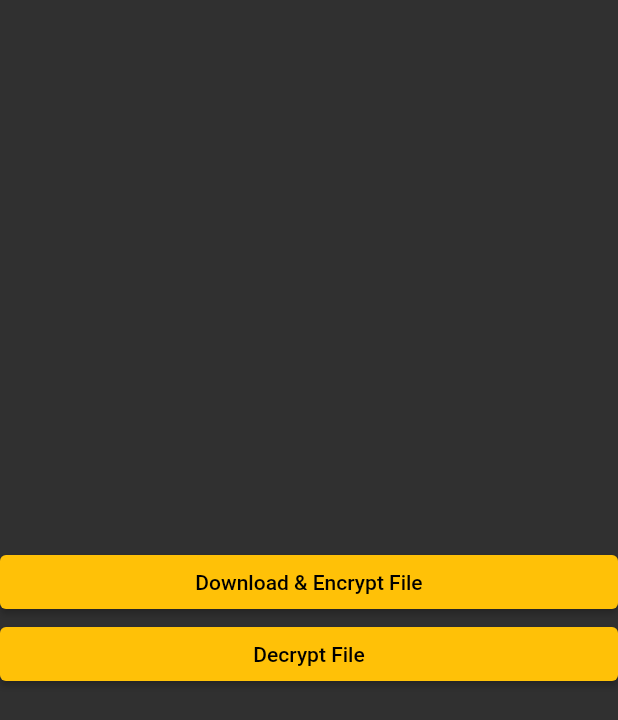
After one commit to Tukhtamurodov-Sardorbek/47.Symmetric-Encryption, a Flutter app: the FileEncryptionPage screen opened directly, after a tap on "Download & Encrypt File", on a phone screen of 412 x 824 dp. The commit adds this screen. Shown: the top 720 px of the screen. Run offline on Flutter 3.47's test engine with Material 2 defaults, Android fonts, the phone set to English and light mode, and no system bars; our stand-ins replace flutter_riverpod, permission_handler; missing offline and left inert: encrypt.

Commit message:
🛡 Code Optimized 🛡

```diff
--- a/lib/encrypt.dart
+++ b/lib/encrypt.dart
@@ -76,4 +76,25 @@ class SymmetricEncryption {
     final decrypted = encrypterSalsa20.decrypt64(encrypted, iv: ivSalsa20);
     return decrypted;
   }
+
+
+
+
+
+
+
+  static final keyFile = encrypt.Key.fromUtf8('anyKeyButItMustBe32ByteCharacter');
+  static final ivFile = encrypt.IV.fromUtf8('VivekPanchal1122');
+  static final encrypterFile = encrypt.Encrypter(encrypt.AES(keyFile));
+
+  static EncryptFile(plainString) {
+    final encrypted = encrypterFile.encryptBytes(plainString, iv: ivFile);
+    return encrypted;
+  }
+
+  static DecryptFile(encryptedData) {
+    final encrypted = encrypt.Encrypted(encryptedData);
+    final decrypted = encrypterFile.decryptBytes(encrypted, iv: ivFile);
+    return decrypted;
+  }
 }
--- /dev/null
+++ b/lib/file_encryption/file_encryption_view.dart
@@ -0,0 +1,30 @@
+import 'package:encryption_decryption/file_encryption/file_encryption_viewModel.dart';
+import 'package:flutter/material.dart';
+import 'package:flutter_riverpod/flutter_riverpod.dart';
+
+class FileEncryptionPage extends ConsumerWidget {
+  const FileEncryptionPage({Key? key}) : super(key: key);
+
+  @override
+  Widget build(BuildContext context, WidgetRef ref) {
+    final read = ref.read(fileEncryptionChangeNotifier);
+    read.requestStoragePermission();
+
+    return Scaffold(
+      body: Column(
+        mainAxisAlignment: MainAxisAlignment.center,
+        crossAxisAlignment: CrossAxisAlignment.stretch,
+        children: [
+          ElevatedButton(
+            onPressed: () => read.onEncryption(),
+            child: const Text('Download & Encrypt File'),
+          ),
+          ElevatedButton(
+            onPressed: () => read.onEncryption(),
+            child: const Text('Decrypt File'),
+          )
+        ],
+      ),
+    );
+  }
+}
--- /dev/null
+++ b/lib/file_encryption/file_encryption_viewModel.dart
@@ -0,0 +1,115 @@
+import 'dart:io';
+import 'dart:typed_data';
+import 'package:flutter/material.dart';
+import 'package:http/http.dart' as http;
+import 'package:url_launcher/url_launcher.dart';
+import 'package:encryption_decryption/encrypt.dart';
+import 'package:path_provider/path_provider.dart';
+import 'package:flutter_riverpod/flutter_riverpod.dart';
+import 'package:permission_handler/permission_handler.dart';
+
+final fileEncryptionChangeNotifier = ChangeNotifierProvider<FileEncryptionChangeNotifier>((ref) => FileEncryptionChangeNotifier(),);
+
+class FileEncryptionChangeNotifier extends ChangeNotifier {
+  bool _isGranted = true;
+  String _fileName = 'demo.mp4';
+  final String _videoURL = 'https://assets.mixkit.co/videos/preview/mixkit-clouds-and-blue-sky-2408-large.mp4'; //'https://vk.com/video-96830129_456239071';
+  final String _imageURL = 'https://wallup.net/wp-content/uploads/2016/01/245711-nature-landscape-reflection-lake-trees-forest-clouds-field-pine_trees-mountain-snowy_peak-water-calm.jpg';
+  final String _pdfURL =  'https://www.irjet.net/archives/V5/i3/IRJET-V5I3124.pdf';
+  final String _zipURL =  'https://www.1001freefonts.com/d/4063/admiration-pains.zip';
+
+  Future<Directory?> get getAppDirectory async{
+    final appDocDir = await getExternalStorageDirectory();
+    return appDocDir;
+  }
+
+  Future<Directory> get getExternalVisibleDirectory async{
+    if(await Directory('/storage/emulated/0/EncryptionFolder').exists()){
+      final externalDir = Directory('/storage/emulated/0/EncryptionFolder');
+      return externalDir;
+    } else {
+      await Directory('/storage/emulated/0/EncryptionFolder').create(recursive: true);
+      final externalDir = Directory('/storage/emulated/0/EncryptionFolder');
+      return externalDir;
+    }
+  }
+
+  requestStoragePermission() async{
+    if(!await Permission.storage.isGranted){
+      PermissionStatus result = await Permission.storage.request();
+      if(result.isGranted){
+        _isGranted = true;
+        notifyListeners();
+      } else{
+        _isGranted = false;
+        notifyListeners();
+      }
+    }
+  }
+
+  Future<void> onEncryption() async{
+    if(_isGranted){
+      print('Permission is Granted');
+      Directory directory = await getExternalVisibleDirectory;
+      // Directory hiddenDirectory = await getAppDirectory;
+      downloadAndStore(_videoURL, directory, _fileName);
+    } else {
+      print('Permission is NOT Granted');
+      requestStoragePermission();
+    }
+  }
+
+  Future<void> onDecryption() async{
+    if(_isGranted){
+      Directory directory = await getExternalVisibleDirectory;
+      // Directory hiddenDirectory = await getAppDirectory;
+      getNormalFile(directory, _fileName);
+    } else {
+      requestStoragePermission();
+    }
+  }
+
+  downloadAndStore(String url, Directory dir, String fileName) async{
+    if(await canLaunch(url)){
+      print('Downloading ...');
+      var response = await http.get(Uri.parse(url));
+      var encrypted = encryptData(response.bodyBytes);
+      String p = await writeData(encrypted, '${dir.path}/$fileName.aes');
+      print('File Encrypted: $p');
+    } else{
+      print('Invalid URL');
+    }
+  }
+
+  getNormalFile(Directory dir, String fileName) async{
+    Uint8List encryptedData = await readData('${dir.path}/$fileName.aes');
+    var plainData = await decryptData(encryptedData);
+    String p = await writeData(plainData, '${dir.path}/$fileName');
+    print('File decrypted: $p');
+  }
+
+
+  encryptData(plainString) {
+    print('Encrypting ...');
+    final encrypted = SymmetricEncryption.EncryptFile(plainString);
+    return encrypted.bytes;
+  }
+
+  decryptData(encryptedData) {
+    print('Decrypting ...');
+    return SymmetricEncryption.DecryptFile(encryptedData);
+  }
+
+  Future<String> writeData(data, path) async{
+    print('Writing ...');
+    File file = File(path);
+    await file.writeAsBytes(data);
+    return file.absolute.toString();
+  }
+
+  Future<Uint8List> readData(path) async{
+    print('Reading ...');
+    File file = File(path);
+    return await file.readAsBytes();
+  }
+}
--- a/lib/main.dart
+++ b/lib/main.dart
@@ -1,7 +1,7 @@
+import 'package:encryption_decryption/scroll_config.dart';
 import 'package:flutter/material.dart';
-import 'package:encryption_decryption/home_view.dart';
+import 'package:encryption_decryption/text_encryption/text_encryption_view.dart';
 import 'package:flutter_riverpod/flutter_riverpod.dart';
-import 'package:encryption_decryption/widgets/scroll_config.dart';
 
 void main() {
   runApp(
@@ -13,7 +13,7 @@ void main() {
             primarySwatch: Colors.amber,
             brightness: Brightness.dark,
           ),
-          home: const HomePage(),
+          home: const TextEncryptionPage(),
 
           // * To remove the glow on the whole application
           builder: (context, child) {
--- a/lib/home_viewModel.dart
+++ b/lib/text_encryption/text_encryption_viewModel.dart
@@ -2,9 +2,9 @@ import 'package:flutter/material.dart';
 import 'package:encryption_decryption/encrypt.dart';
 import 'package:flutter_riverpod/flutter_riverpod.dart';
 
-final homeChangeNotifier = ChangeNotifierProvider<HomeChangeNotifier>((ref) => HomeChangeNotifier(),);
+final textEncryptionChangeNotifier = ChangeNotifierProvider<TextEncryptionChangeNotifier>((ref) => TextEncryptionChangeNotifier(),);
 
-class HomeChangeNotifier extends ChangeNotifier {
+class TextEncryptionChangeNotifier extends ChangeNotifier {
   /// fields
   TextEditingController textController = TextEditingController();
   String? _plainText;
--- a/lib/widgets/dropdown_widget.dart
+++ b/lib/text_encryption/widgets/dropdown_widget.dart
@@ -1,14 +1,14 @@
-import 'package:encryption_decryption/home_viewModel.dart';
 import 'package:flutter/material.dart';
 import 'package:flutter_riverpod/flutter_riverpod.dart';
+import 'package:encryption_decryption/text_encryption/text_encryption_viewModel.dart';
 
 class DropDownMenu extends ConsumerWidget {
   const DropDownMenu({Key? key}) : super(key: key);
 
   @override
   Widget build(BuildContext context, WidgetRef ref) {
-    final watch = ref.watch(homeChangeNotifier);
-    final read = ref.read(homeChangeNotifier);
+    final watch = ref.watch(textEncryptionChangeNotifier);
+    final read = ref.read(textEncryptionChangeNotifier);
 
     return DropdownButtonFormField(
       value: watch.currentAlgorithm,
```
Also changed, not shown: lib/text_encryption/text_encryption_view.dart (renamed from lib/home_view.dart, +7 -7 lines), lib/scroll_config.dart (renamed from lib/widgets/scroll_config.dart), lib/text_encryption/widgets/text_view_widget.dart (renamed from lib/widgets/text_view_widget.dart), 2 other files.
